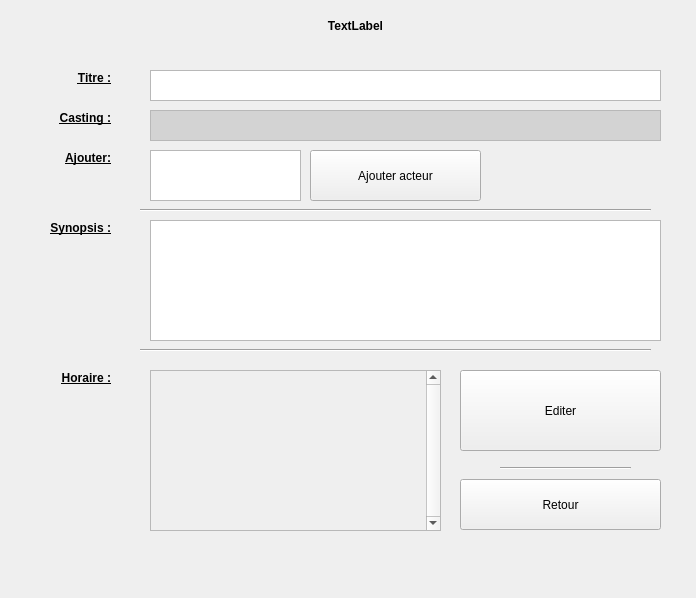
Qt form ui/detailEditWidget.ui (KaneRoot/ihmsem6a) before a commit.
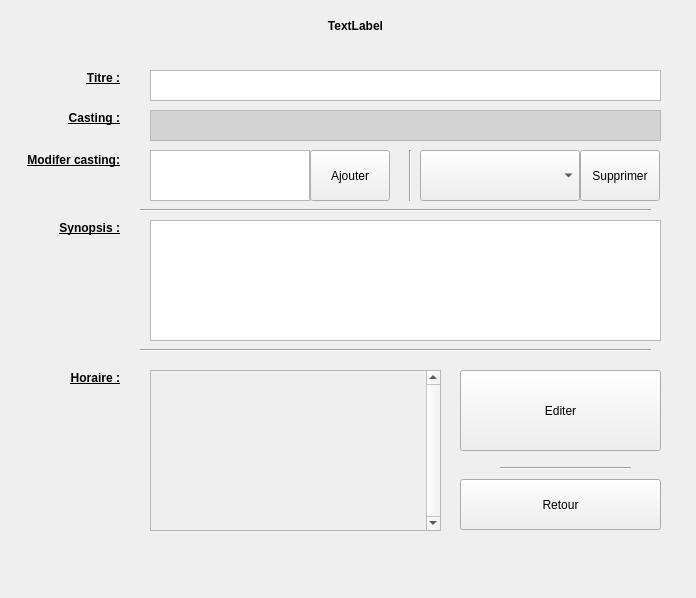
The same form after that commit.

The edit to the form file:
```diff
--- a/ui/detailEditWidget.ui
+++ b/ui/detailEditWidget.ui
@@ -99,7 +99,7 @@
     <rect>
      <x>20</x>
      <y>220</y>
-     <width>91</width>
+     <width>100</width>
      <height>16</height>
     </rect>
    </property>
@@ -122,7 +122,7 @@
     <rect>
      <x>20</x>
      <y>110</y>
-     <width>91</width>
+     <width>100</width>
      <height>16</height>
     </rect>
    </property>
@@ -231,7 +231,7 @@
     <rect>
      <x>30</x>
      <y>370</y>
-     <width>81</width>
+     <width>90</width>
      <height>16</height>
     </rect>
    </property>
@@ -254,7 +254,7 @@
     <rect>
      <x>20</x>
      <y>70</y>
-     <width>91</width>
+     <width>100</width>
      <height>16</height>
     </rect>
    </property>
@@ -310,12 +310,12 @@
     <rect>
      <x>310</x>
      <y>150</y>
-     <width>171</width>
+     <width>80</width>
      <height>51</height>
     </rect>
    </property>
    <property name="text">
-    <string>Ajouter acteur</string>
+    <string>Ajouter</string>
    </property>
   </widget>
   <widget class="QTextEdit" name="te_add_actor">
@@ -323,7 +323,7 @@
     <rect>
      <x>150</x>
      <y>150</y>
-     <width>151</width>
+     <width>160</width>
      <height>51</height>
     </rect>
    </property>
@@ -331,10 +331,10 @@
   <widget class="QLabel" name="labelCasting_2">
    <property name="geometry">
     <rect>
-     <x>20</x>
+     <x>0</x>
      <y>150</y>
-     <width>91</width>
-     <height>16</height>
+     <width>120</width>
+     <height>20</height>
     </rect>
    </property>
    <property name="font">
@@ -345,7 +345,7 @@
     </font>
    </property>
    <property name="text">
-    <string>Ajouter:</string>
+    <string>Modifer casting:</string>
    </property>
    <property name="alignment">
     <set>Qt::AlignRight|Qt::AlignTrailing|Qt::AlignVCenter</set>
@@ -377,6 +377,42 @@
     <enum>Qt::Horizontal</enum>
    </property>
   </widget>
+  <widget class="QComboBox" name="comboBox">
+   <property name="geometry">
+    <rect>
+     <x>420</x>
+     <y>150</y>
+     <width>160</width>
+     <height>51</height>
+    </rect>
+   </property>
+  </widget>
+  <widget class="QPushButton" name="btn_add_actor_2">
+   <property name="geometry">
+    <rect>
+     <x>580</x>
+     <y>150</y>
+     <width>80</width>
+     <height>51</height>
+    </rect>
+   </property>
+   <property name="text">
+    <string>Supprimer</string>
+   </property>
+  </widget>
+  <widget class="Line" name="line_4">
+   <property name="geometry">
+    <rect>
+     <x>400</x>
+     <y>150</y>
+     <width>20</width>
+     <height>51</height>
+    </rect>
+   </property>
+   <property name="orientation">
+    <enum>Qt::Vertical</enum>
+   </property>
+  </widget>
  </widget>
  <resources/>
  <connections/>
```
